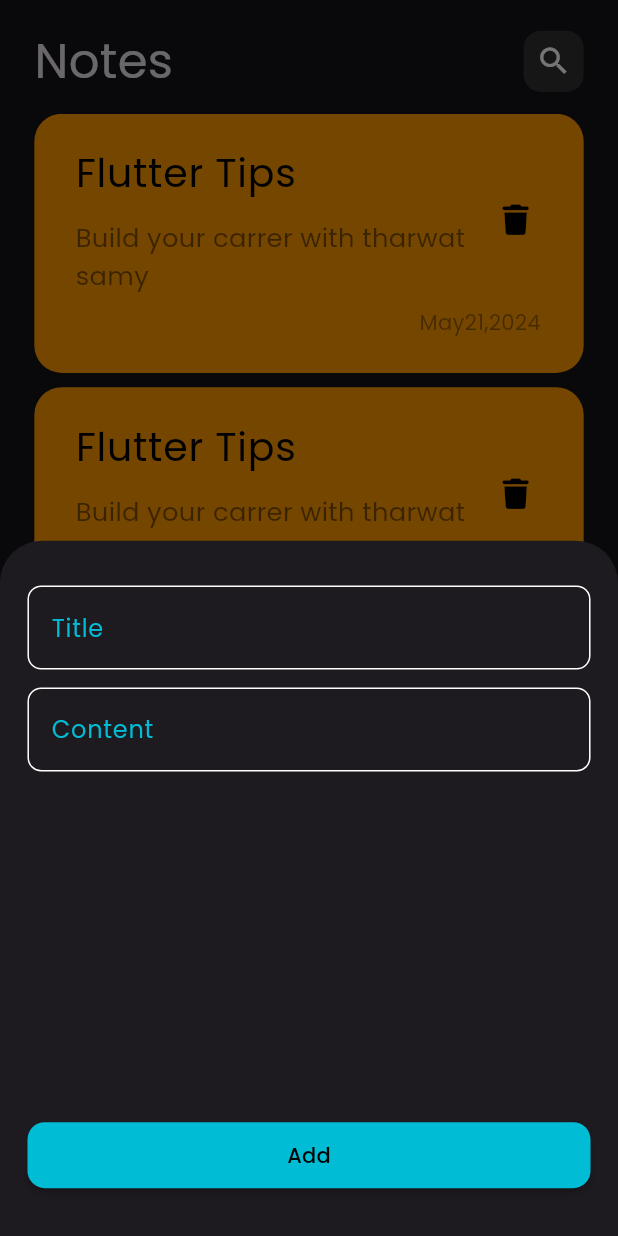
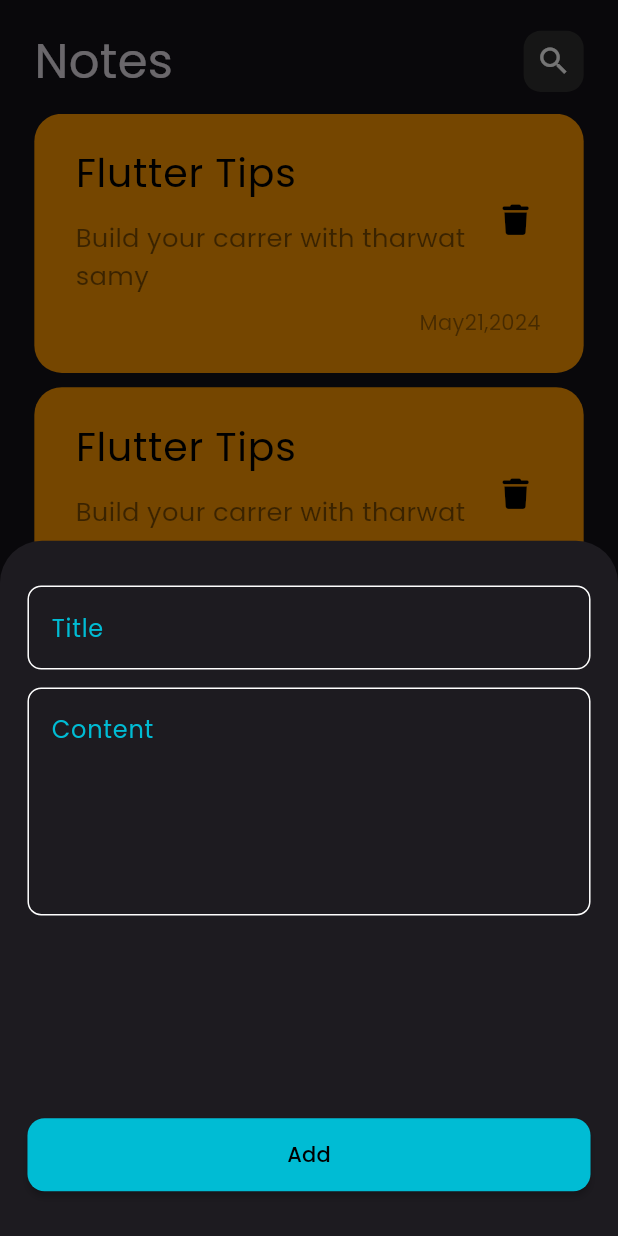
Before and after one commit to Ahmedyehia122/Notifly, a Flutter app: the screen it shows after launch, after a tap on the "add" icon, on a phone screen of 412 x 824 dp. Run offline on Flutter 3.47's test engine with Material 3 defaults, Android fonts, the phone set to English and light mode, and no system bars; our stand-ins replace flutter_screenutil, font_awesome_flutter.

Commit message:
edit notes text fields

```diff
--- a/lib/features/home/presentation/views/notes_view.dart
+++ b/lib/features/home/presentation/views/notes_view.dart
@@ -11,7 +11,7 @@ class NotesView extends StatelessWidget {
   Widget build(BuildContext context) {
     return Scaffold(
       floatingActionButton: FloatingActionButton(
-        backgroundColor: Colors.cyan,
+        backgroundColor: AppColors.kSecondaryColor,
         shape: RoundedRectangleBorder(
           borderRadius: BorderRadius.circular(50.r),
         ),
@@ -23,7 +23,7 @@ class NotesView extends StatelessWidget {
           showModalBottomSheet(
             context: context,
             builder: (context) {
-              return const AddNoteButtonSheet();
+              return AddNoteButtonSheet();
             },
           );
         },
--- a/lib/features/home/presentation/widgets/add_note_button_sheet.dart
+++ b/lib/features/home/presentation/widgets/add_note_button_sheet.dart
@@ -1,10 +1,13 @@
 import 'package:flutter/material.dart';
+import 'package:flutter/widgets.dart';
 import 'package:flutter_screenutil/flutter_screenutil.dart';
-import 'package:note_app/core/constants/colors.dart';
+import 'package:note_app/features/home/presentation/widgets/custom_button.dart';
 import 'package:note_app/features/home/presentation/widgets/custom_text_field.dart';
 
 class AddNoteButtonSheet extends StatelessWidget {
-  const AddNoteButtonSheet({super.key});
+  final TextEditingController title = TextEditingController();
+  final TextEditingController content = TextEditingController();
+  AddNoteButtonSheet({super.key});
 
   @override
   Widget build(BuildContext context) {
@@ -15,31 +18,20 @@ class AddNoteButtonSheet extends StatelessWidget {
       ),
       child: Column(
         children: [
-          const CustomTextField(
+          CustomTextField(
             text: 'Title',
+            controller: title,
           ),
           SizedBox(
             height: 10.h,
           ),
-          const CustomTextField(
+          CustomTextField(
             text: 'Content',
+            controller: content,
+            maxLines: 5,
           ),
           const Spacer(),
-          MaterialButton(
-            shape: RoundedRectangleBorder(
-              borderRadius: BorderRadius.circular(10.r),
-            ),
-            color: AppColors.kSecondaryColor,
-            onPressed: () {},
-            child: Align(
-                child: Padding(
-              padding: EdgeInsets.symmetric(vertical: 10.h),
-              child: const Text(
-                'Add',
-                style: TextStyle(color: Colors.black),
-              ),
-            )),
-          )
+          const CustomButton(),
         ],
       ),
     );
--- /dev/null
+++ b/lib/features/home/presentation/widgets/custom_button.dart
@@ -0,0 +1,27 @@
+import 'package:flutter/material.dart';
+import 'package:flutter_screenutil/flutter_screenutil.dart';
+import 'package:note_app/core/constants/colors.dart';
+
+class CustomButton extends StatelessWidget {
+  const CustomButton({super.key});
+
+  @override
+  Widget build(BuildContext context) {
+    return MaterialButton(
+      shape: RoundedRectangleBorder(
+        borderRadius: BorderRadius.circular(10.r),
+      ),
+      color: AppColors.kSecondaryColor,
+      onPressed: () {},
+      child: Align(
+        child: Padding(
+          padding: EdgeInsets.symmetric(vertical: 12.h),
+          child: const Text(
+            'Add',
+            style: TextStyle(color: Colors.black),
+          ),
+        ),
+      ),
+    );
+  }
+}
--- a/lib/features/home/presentation/widgets/custom_text_field.dart
+++ b/lib/features/home/presentation/widgets/custom_text_field.dart
@@ -3,28 +3,36 @@ import 'package:flutter_screenutil/flutter_screenutil.dart';
 import 'package:note_app/core/constants/colors.dart';
 
 class CustomTextField extends StatelessWidget {
+  final TextEditingController? controller;
   final String text;
+  final int maxLines;
 
   const CustomTextField({
     super.key,
     required this.text,
+    required this.controller,
+    this.maxLines = 1,
   });
 
   @override
   Widget build(BuildContext context) {
     return TextFormField(
+      controller: controller,
+      cursorColor: AppColors.kSecondaryColor,
+      maxLines: maxLines,
       decoration: InputDecoration(
         hintText: text,
         hintStyle: TextStyle(color: AppColors.kSecondaryColor),
-        enabledBorder: OutlineInputBorder(
-          borderRadius: BorderRadius.circular(8.r),
-          borderSide: const BorderSide(color: Colors.white),
-        ),
-        focusedBorder: OutlineInputBorder(
-          borderRadius: BorderRadius.circular(8.r),
-          borderSide: const BorderSide(color: Colors.white),
-        ),
+        enabledBorder: buildBorder(),
+        focusedBorder: buildBorder(AppColors.kSecondaryColor),
       ),
     );
   }
 }
+
+OutlineInputBorder buildBorder([color]) {
+  return OutlineInputBorder(
+    borderRadius: BorderRadius.circular(8.r),
+    borderSide: BorderSide(color: color ?? Colors.white),
+  );
+}
```
